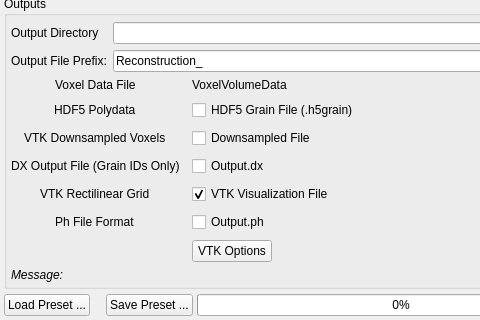
Above: Source/Plugins/Reconstruction/UI/ReconstructionWidget.ui from BlueQuartzSoftware/DREAM3D before the change; both pictures show x 0 to 480 and y 412 to 732 of the 693 by 732 pixel window. Below: the same form after it.
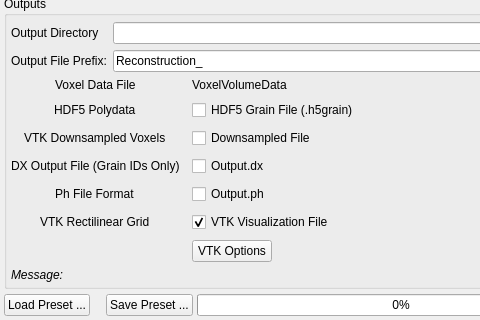
That is the form after the change. Custom widgets are drawn as their Qt base class.

The edit to the form file:
```diff
--- a/Source/Plugins/Reconstruction/UI/ReconstructionWidget.ui
+++ b/Source/Plugins/Reconstruction/UI/ReconstructionWidget.ui
@@ -685,23 +685,6 @@
         <property name="verticalSpacing">
          <number>8</number>
         </property>
-        <item row="5" column="1">
-         <widget class="QCheckBox" name="m_VisualizationVizFile">
-          <property name="text">
-           <string>VTK Visualization File</string>
-          </property>
-          <property name="checked">
-           <bool>true</bool>
-          </property>
-         </widget>
-        </item>
-        <item row="8" column="1">
-         <widget class="QPushButton" name="m_VtkOptionsBtn">
-          <property name="text">
-           <string>VTK Options</string>
-          </property>
-         </widget>
-        </item>
         <item row="1" column="1">
          <widget class="QLabel" name="m_H5VoxelFile">
           <property name="text">
@@ -716,13 +699,6 @@
           </property>
          </widget>
         </item>
-        <item row="5" column="0">
-         <widget class="QLabel" name="label_18">
-          <property name="text">
-           <string>VTK Rectilinear Grid</string>
-          </property>
-         </widget>
-        </item>
         <item row="2" column="0">
          <widget class="QLabel" name="label_19">
           <property name="text">
@@ -775,13 +751,20 @@
          </widget>
         </item>
         <item row="6" column="0">
+         <widget class="QLabel" name="label_18">
+          <property name="text">
+           <string>VTK Rectilinear Grid</string>
+          </property>
+         </widget>
+        </item>
+        <item row="5" column="0">
          <widget class="QLabel" name="label_22">
           <property name="text">
            <string>Ph File Format</string>
           </property>
          </widget>
         </item>
-        <item row="6" column="1">
+        <item row="5" column="1">
          <widget class="QCheckBox" name="m_PhFile">
           <property name="text">
            <string>Output.ph</string>
@@ -791,6 +774,23 @@
           </property>
          </widget>
         </item>
+        <item row="6" column="1">
+         <widget class="QCheckBox" name="m_VisualizationVizFile">
+          <property name="text">
+           <string>VTK Visualization File</string>
+          </property>
+          <property name="checked">
+           <bool>true</bool>
+          </property>
+         </widget>
+        </item>
+        <item row="7" column="1">
+         <widget class="QPushButton" name="m_VtkOptionsBtn">
+          <property name="text">
+           <string>VTK Options</string>
+          </property>
+         </widget>
+        </item>
        </layout>
       </item>
       <item>
```
